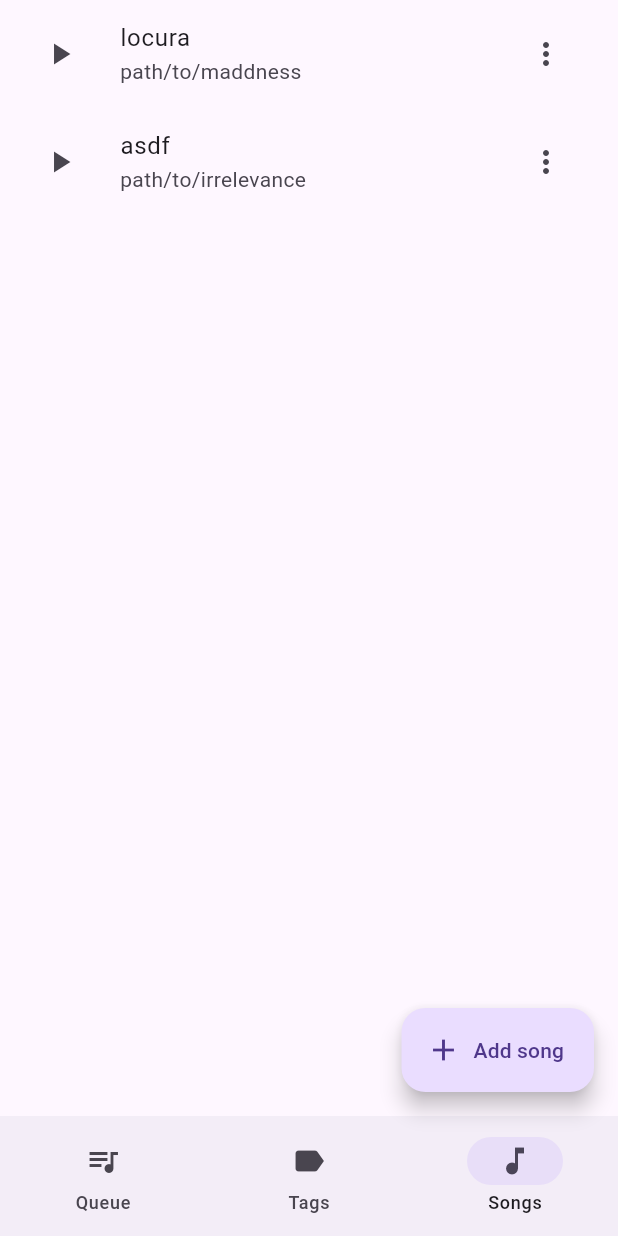
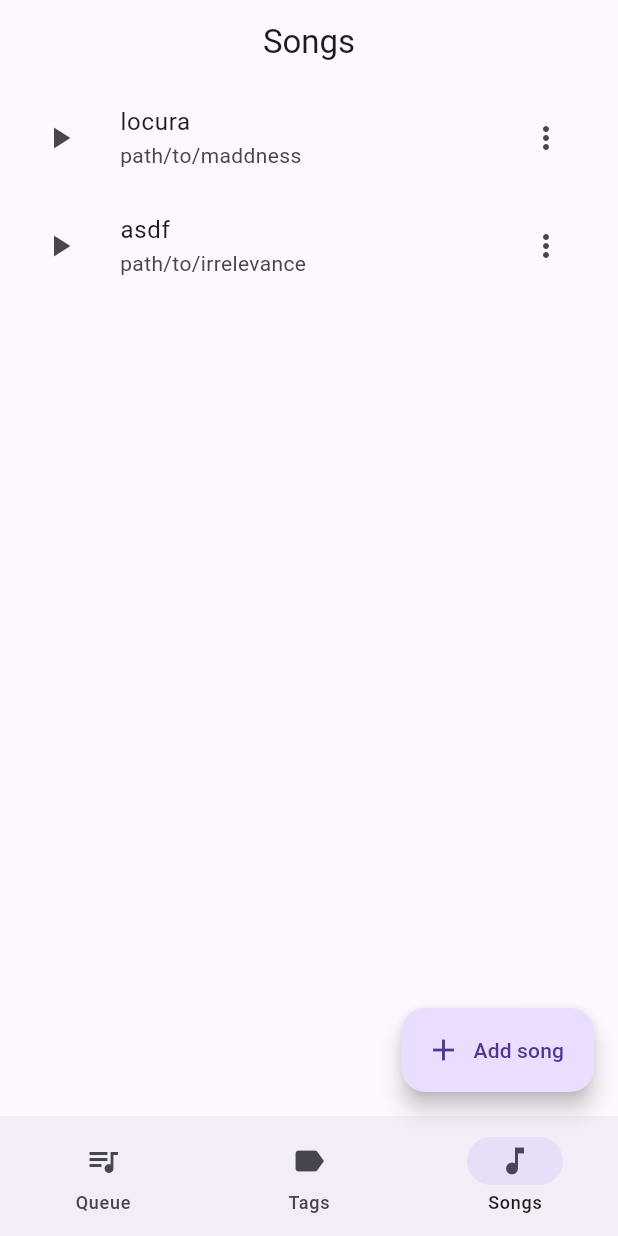
Before and after one commit to LNicoF/Taggify, a Flutter app: the screen it shows after launch, item 3 of the bottom bar chosen, on a phone screen of 412 x 824 dp. Run offline on Flutter 3.47's test engine with Material 2 defaults, Android fonts, the phone set to English and light mode, and no system bars.

Commit message:
Added small app bar. Need improvements

```diff
--- a/lib/app.dart
+++ b/lib/app.dart
@@ -37,6 +37,11 @@ class _AppState extends State<App> {
     onDestinationSelected: ( i ) { _changeTab( i ) ; },
   ) ;
 
+  AppBar get _appBar => AppBar(
+    title: Text( _tabs[ _tabIndex ].label ),
+    centerTitle: true,
+  ) ;
+
   late final _pageBuilders = < Widget Function() >[
     () => QueuePage(
       navigationBar: _navigationBar,
@@ -49,6 +54,7 @@ class _AppState extends State<App> {
 
     () => SongsPage(
       songRepository: widget._songRepository,
+      appBar: _appBar,
       navigationBar: _navigationBar,
     ),
   ] ;
@@ -66,7 +72,6 @@ class _AppState extends State<App> {
       title: 'Flutter Demo',
       theme: ThemeData(
         useMaterial3: true,
-        primarySwatch: Colors.teal,
       ),
       home: buildPage(),
     );
--- a/lib/songs_page.dart
+++ b/lib/songs_page.dart
@@ -7,6 +7,7 @@ import 'package:taggify/song_list_tile.dart';
 class SongsPage extends StatefulWidget {
   final SongRepository songRepository ;
   final NavigationBar? navigationBar ;
+  final AppBar?        appBar ;
 
   static const tab = NavigationDestination(
     label: 'Songs',
@@ -17,6 +18,7 @@ class SongsPage extends StatefulWidget {
     super.key,
     required this.songRepository,
     this.navigationBar,
+    this.appBar,
   } ) ;
 
   @override
@@ -25,7 +27,8 @@ class SongsPage extends StatefulWidget {
 
 class _SongsPageState extends State<SongsPage> {
   late final SongRepository _songRepository = widget.songRepository ;
-  late final NavigationBar? _navigationBar = widget.navigationBar ;
+  late final NavigationBar? _navigationBar  = widget.navigationBar ;
+  late final AppBar?        _appBar         = widget.appBar ;
 
   Future< List< Song > > _songs = Future.value( [] ) ;
 
@@ -61,6 +64,7 @@ class _SongsPageState extends State<SongsPage> {
   Widget build(BuildContext context) {
     return Scaffold(
       bottomNavigationBar: _navigationBar,
+      appBar: _appBar,
 
       floatingActionButton: FloatingActionButton.extended(
         label: const Text( 'Add song' ),
```
